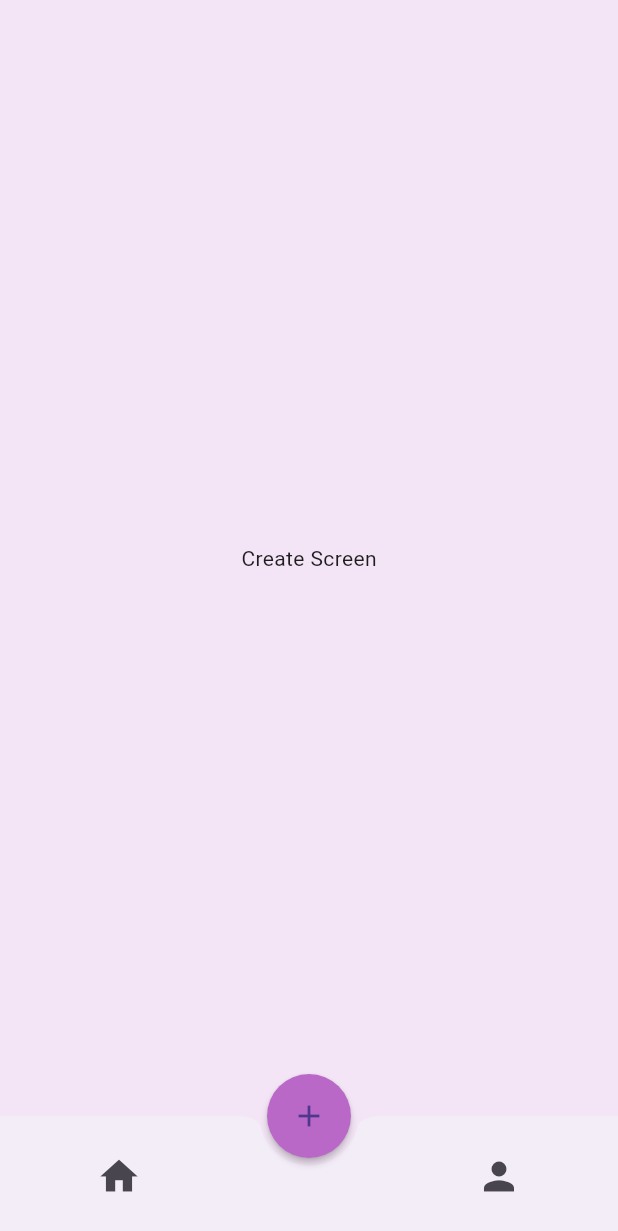
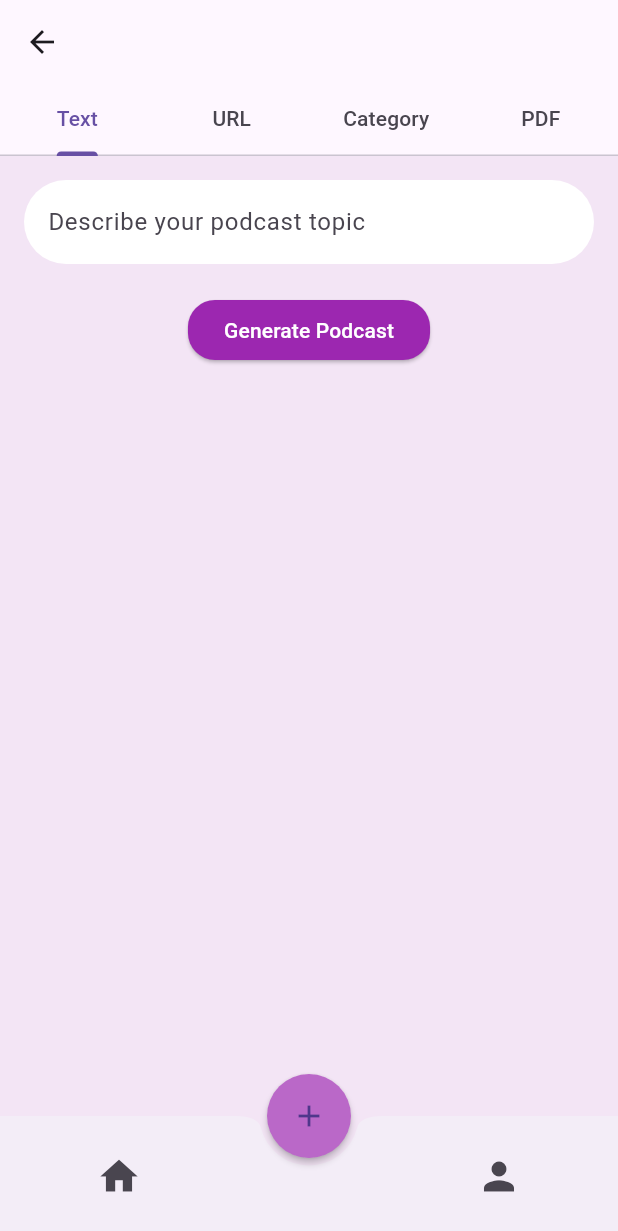
Before and after one commit to team-hashing/podAI_flutter_app, a Flutter app: the HomeScreen screen opened by its route, after a tap on the "person" icon, after a tap on the "add" icon, on a phone screen of 412 x 824 dp. Shown: the top 1231 px of the screen. Run offline on Flutter 3.47's test engine with Material 3 defaults, Android fonts, the light colour scheme and no system bars; our stand-ins replace get, just_audio, rxdart.

Commit message:
Added profile page added podcast creation page and added progressbar to podcasts

```diff
--- a/lib/models/podcast_model.dart
+++ b/lib/models/podcast_model.dart
@@ -3,12 +3,14 @@ class Podcast {
   final String creator;
   final String url;
   final String coverUrl;
+  double progress;
 
   Podcast({
     required this.title,
     required this.creator,
     required this.url,
     required this.coverUrl,
+    this.progress = 0.0,
   });
 
   static List<Podcast> podcasts = [
@@ -18,5 +20,44 @@ class Podcast {
       url: 'assets/audio/podcast.wav',
       coverUrl: 'assets/images/covers/cover.png',
     ),
+    Podcast(
+      title: 'The Joe Rogan Experience 2',
+      creator: 'Joe Rogan',
+      url: 'assets/audio/podcast.wav',
+      coverUrl: 'assets/images/covers/cover.png',
+    ),
   ];
+
+
+  static List<Podcast> keepWatching = [
+    Podcast(
+      title: 'The Joe Rogan Experience',
+      creator: 'Joe Rogan',
+      url: 'assets/audio/podcast.wav',
+      coverUrl: 'assets/images/covers/cover.png',
+      progress: 0.5, // 50% watched
+      ),
+    Podcast(
+      title: 'The Joe Rogan Experience',
+      creator: 'Joe Rogan',
+      url: 'assets/audio/podcast.wav',
+      coverUrl: 'assets/images/covers/cover.png',
+      progress: 0.5,
+      ),
+
+    Podcast(
+      title: 'The Joe Rogan Experience',
+      creator: 'Joe Rogan',
+      url: 'assets/audio/podcast.wav',
+      coverUrl: 'assets/images/covers/cover.png',
+      progress: 0.5,
+      ),
+    Podcast(
+      title: 'The Joe Rogan Experience',
+      creator: 'Joe Rogan',
+      url: 'assets/audio/podcast.wav',
+      coverUrl: 'assets/images/covers/cover.png',
+      progress: 0.5,
+      ),
+      ];
 }
--- a/lib/screens/create_screen.dart
+++ b/lib/screens/create_screen.dart
@@ -1,14 +1,69 @@
 import 'package:flutter/material.dart';
+import 'package:podai/widgets/widgets.dart';
 
-class CreateScreen extends StatelessWidget {
-  const CreateScreen({ super.key });
+class CreateScreen extends StatefulWidget {
+  const CreateScreen({super.key});
 
   @override
-  Widget build(BuildContext context){
-    return Container(
-      child: const Center(
-        child: Text('Create Screen'),
+  _CreateScreenState createState() => _CreateScreenState();
+}
+
+class _CreateScreenState extends State<CreateScreen> {
+  final TextEditingController _textController = TextEditingController();
+
+  @override
+  Widget build(BuildContext context) {
+    return DefaultTabController(
+      length: 4, // The number of tabs / length of the TabBar
+      child: Scaffold(
+        appBar: AppBar(
+          bottom: const TabBar(
+            tabs: [
+              Tab(text: 'Text'),
+              Tab(text: 'URL'),
+              Tab(text: 'Category'),
+              Tab(text: 'PDF'),
+            ],
+          ),
+        ),
+        body: TabBarView(
+          children: [
+            CreateWidgetTextInputTab(textController: _textController),
+            PlaceholderTab('Coming soon: Generate from URL'),
+            PlaceholderTab('Coming soon: Choose a Category'),
+            PlaceholderTab('Coming soon: Upload PDF'),
+          ],
+        ),
       ),
     );
   }
+
+  Widget _buildTextInputTab() {
+    return Padding(
+      padding: const EdgeInsets.all(16.0),
+      child: Column(
+        children: [
+          TextField(
+            controller: _textController,
+            decoration: const InputDecoration(
+              hintText: 'Describe your podcast topic',
+            ),
+          ),
+          const SizedBox(height: 20),
+          ElevatedButton(
+            onPressed: () {
+              // Implement the logic to generate podcast from text
+            },
+            child: const Text('Generate Podcast'),
+          ),
+        ],
+      ),
+    );
+  }
+
+  Widget _buildPlaceholderTab(String text) {
+    return Center(
+      child: Text(text),
+    );
+  }
 }
--- a/lib/screens/home_screen.dart
+++ b/lib/screens/home_screen.dart
@@ -71,6 +71,15 @@ class HomeScreen extends StatelessWidget {
                 podcast.creator,
                 style: const TextStyle(color: Colors.grey),
               ),
+              if (podcast.progress > 0) // Check if progress is not 0
+                Padding(
+                  padding: const EdgeInsets.only(top: 8.0),
+                  child: LinearProgressIndicator(
+                    value: podcast.progress,
+                    backgroundColor: Colors.grey[300],
+                    valueColor: AlwaysStoppedAnimation<Color>(Colors.purple),
+                  ),
+                ),
             ],
           ),
         ),
--- a/lib/screens/podcast_screen.dart
+++ b/lib/screens/podcast_screen.dart
@@ -51,7 +51,15 @@ class _PodcastScreenState extends State<PodcastScreen> {
       appBar: AppBar(
       leading: IconButton(
         icon: const Icon(Icons.arrow_back),
-        onPressed: () => Get.back(),
+        onPressed: () {
+          Get.back();
+          final currentPosition = audioPlayer.position;
+          final totalDuration = audioPlayer.duration;
+          final percentage = currentPosition.inMilliseconds / totalDuration!.inMilliseconds;
+          podcast.progress = percentage;
+          print('Podcast progress: ${podcast.progress}');
+          // Do something with the podcast duration
+        },
       ),
       backgroundColor: Colors.transparent,
       ),
--- a/lib/screens/profile_screen.dart
+++ b/lib/screens/profile_screen.dart
@@ -1,10 +1,86 @@
 import 'package:flutter/material.dart';
+import 'package:get/get.dart';
+import 'package:podai/widgets/profile_header.dart';
+import '../models/podcast_model.dart'; // Assuming this is the path to your Podcast model
+import '../widgets/widgets.dart';
 
 class ProfileScreen extends StatelessWidget {
-const ProfileScreen({ super.key });
+  const ProfileScreen({super.key});
+
 
   @override
-  Widget build(BuildContext context){
-    return Container();
+  Widget build(BuildContext context) {
+    final String username = "YourUsername";
+    final String profileImageUrl = "assets/images/profile.png"; // Your profile image asset path
+    return Scaffold(
+      appBar: AppBar(
+        title: Text(username),
+        actions: [
+          IconButton(
+            icon: Icon(Icons.settings),
+            onPressed: () {
+              Get.toNamed('/settings');
+            },
+          ),
+        ],
+      ),
+      body: ListView(
+        children: [
+
+          ProfileHeader(username: username, profileImageUrl: profileImageUrl),
+          _buildSectionTitle('Keep Watching'),
+          _buildPodcastSection(Podcast.keepWatching),
+          _buildSectionTitle('Recommended for You'),
+          _buildPodcastSection(Podcast.podcasts), // Assuming Podcast.podcasts contains recommended podcasts
+          // Add more sections here
+        ],
+      ),
+    );
+  }
+
+
+  Widget _buildSectionTitle(String title) {
+    return Padding(
+      padding: const EdgeInsets.all(8.0),
+      child: Text(
+        title,
+        style: TextStyle(fontSize: 20, fontWeight: FontWeight.bold),
+      ),
+    );
+  }
+
+  Widget _buildPodcastSection(List<Podcast> podcasts) {
+    return Container(
+      height: 200, // Adjust based on your layout
+      child: ListView.builder(
+        shrinkWrap: true, // This tells the ListView to size itself based on the children's sizes
+        scrollDirection: Axis.horizontal,
+        itemCount: podcasts.length,
+        itemBuilder: (context, index) {
+          final podcast = podcasts[index];
+          return Container(
+            width: 160, // Adjust based on your layout
+            padding: EdgeInsets.all(8),
+            child: Column(
+              children: [
+                Expanded(
+                  child: ClipRRect(
+                    borderRadius: BorderRadius.circular(8),
+                    child: Image.asset(
+                      podcast.coverUrl,
+                      fit: BoxFit.cover,
+                    ),
+                  ),
+                ),
+                Text(podcast.title, overflow: TextOverflow.ellipsis),
+                Text(podcast.creator, overflow: TextOverflow.ellipsis),
+                if (podcast.progress != null)
+                  LinearProgressIndicator(value: podcast.progress),
+              ],
+            ),
+          );
+        },
+      ),
+    );
   }
 }
--- /dev/null
+++ b/lib/widgets/create_widget_text_input_tab.dart
@@ -0,0 +1,49 @@
+import 'package:flutter/material.dart';
+
+// Separate Widget for Text Input Tab
+class CreateWidgetTextInputTab extends StatelessWidget {
+  final TextEditingController textController;
+
+  const CreateWidgetTextInputTab({Key? key, required this.textController}) : super(key: key);
+
+  @override
+  Widget build(BuildContext context) {
+    return Padding(
+      padding: const EdgeInsets.all(16.0),
+      child: Column(
+        children: [
+          TextField(
+            controller: textController,
+            decoration: InputDecoration(
+              hintText: 'Describe your podcast topic',
+              fillColor: Colors.white,
+              filled: true,
+              border: OutlineInputBorder(
+                borderRadius: BorderRadius.circular(30.0),
+                borderSide: BorderSide.none,
+              ),
+            ),
+          ),
+          const SizedBox(height: 20),
+          ElevatedButton(
+            onPressed: () {
+              // Implement the logic to generate podcast from text
+            },
+            style: ElevatedButton.styleFrom(
+              backgroundColor: Colors.purple,
+              shape: RoundedRectangleBorder(
+                borderRadius: BorderRadius.circular(18.0),
+              ),
+            ),
+            child: const Text(
+              'Generate Podcast',
+              style: TextStyle(
+              color: Colors.white,
+              ),
+            ),
+          ),
+        ],
+      ),
+    );
+  }
+}
--- /dev/null
+++ b/lib/widgets/placeholder_tab.dart
@@ -0,0 +1,15 @@
+import 'package:flutter/material.dart';
+
+
+class PlaceholderTab extends StatelessWidget {
+  final String text;
+
+  const PlaceholderTab(this.text, {Key? key}) : super(key: key);
+
+  @override
+  Widget build(BuildContext context) {
+    return Center(
+      child: Text(text),
+    );
+  }
+}
--- /dev/null
+++ b/lib/widgets/profile_header.dart
@@ -0,0 +1,34 @@
+import 'package:flutter/material.dart';
+import 'package:get/get.dart';
+import '../models/models.dart';
+
+class ProfileHeader extends StatelessWidget {
+  final String username;
+  final String profileImageUrl;
+
+  const ProfileHeader({
+    Key? key,
+    required this.username,
+    required this.profileImageUrl,
+  }) : super(key: key);
+
+  @override
+  Widget build(BuildContext context) {
+    return Column(
+      children: [
+        Padding(
+          padding: const EdgeInsets.all(16.0),
+          child: CircleAvatar(
+            radius: 50,
+            backgroundImage: AssetImage(profileImageUrl),
+          ),
+        ),
+        Text(
+          username,
+          style: Theme.of(context).textTheme.headlineMedium,
+        ),
+        const SizedBox(height: 20),
+      ],
+    );
+  }
+}
--- a/lib/widgets/widgets.dart
+++ b/lib/widgets/widgets.dart
@@ -1,3 +1,6 @@
 export 'seekbar.dart';
 export 'player_buttons.dart';
 export 'navbar.dart';
+export 'profile_header.dart';
+export 'placeholder_tab.dart';
+export 'create_widget_text_input_tab.dart';
```
Also changed, not shown: assets/images/profile.png (added).
